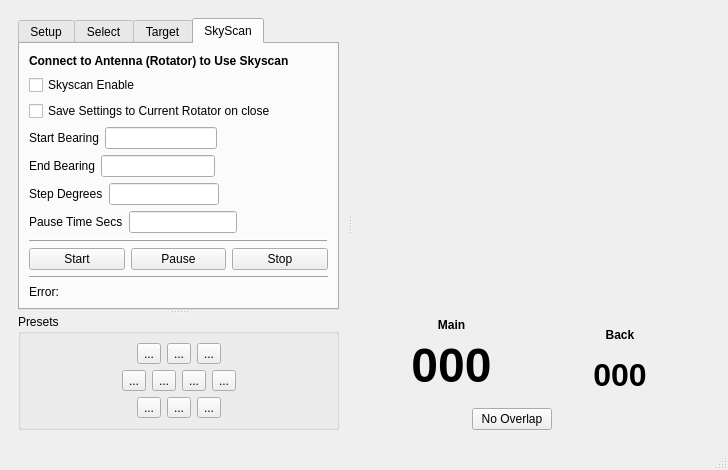
The window that mqt/MqtRotator/rotatormainwindow.ui (Rsclub22/Minos2-Mirror) describes before a commit, drawn with Qt 5.
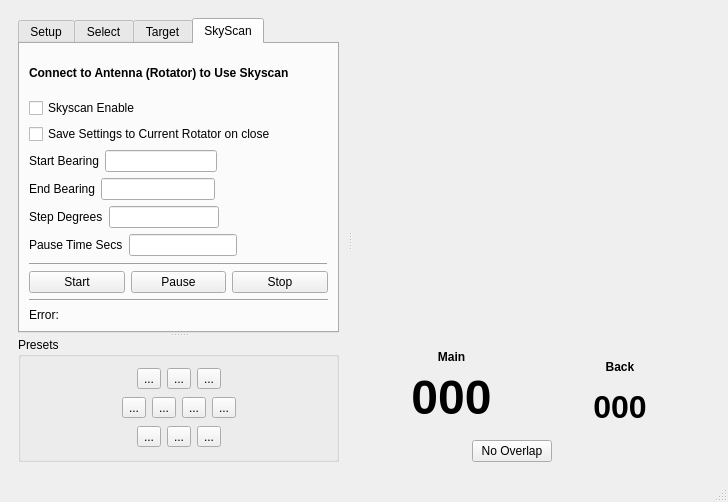
The same window after the commit. Custom widgets are drawn as their Qt base class.

```diff
--- a/mqt/MqtRotator/rotatormainwindow.ui
+++ b/mqt/MqtRotator/rotatormainwindow.ui
@@ -10,7 +10,7 @@
     <x>0</x>
     <y>0</y>
     <width>728</width>
-    <height>470</height>
+    <height>502</height>
    </rect>
   </property>
   <property name="windowTitle">
```
Left out of the diff: 4 changed lines with no effect on the pictures.
